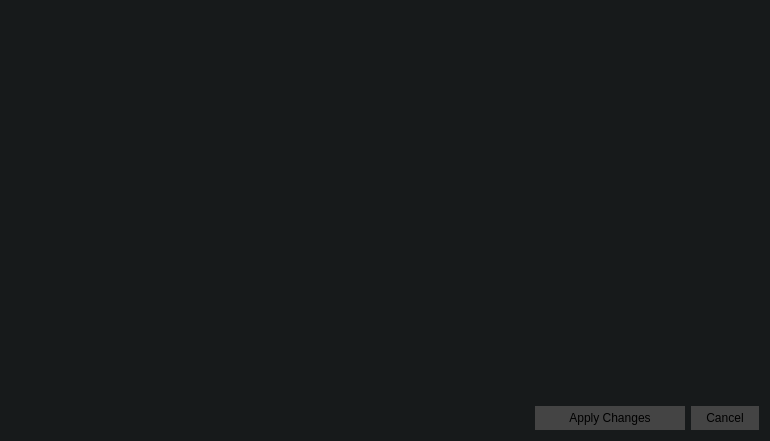
jahshaka/Studio, file src/dialogs/preferencesdialog.ui: the form before one commit.
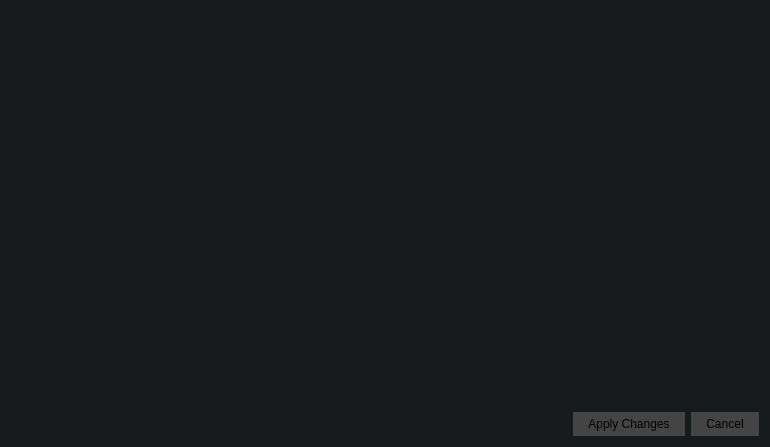
The form after the commit. Icons and pictures are not drawn.

```diff
--- a/src/dialogs/preferencesdialog.ui
+++ b/src/dialogs/preferencesdialog.ui
@@ -7,7 +7,7 @@
     <x>0</x>
     <y>0</y>
     <width>770</width>
-    <height>441</height>
+    <height>447</height>
    </rect>
   </property>
   <property name="windowTitle">
@@ -83,22 +83,6 @@
           <verstretch>0</verstretch>
          </sizepolicy>
         </property>
-        <property name="minimumSize">
-         <size>
-          <width>150</width>
-          <height>0</height>
-         </size>
-        </property>
-        <property name="maximumSize">
-         <size>
-          <width>90</width>
-          <height>16777215</height>
-         </size>
-        </property>
-        <property name="styleSheet">
-         <string notr="true">background-image: url(:/images/sidepanelimage_info.jpg);
-</string>
-        </property>
         <property name="text">
          <string>Apply Changes</string>
         </property>
```
Left out of the diff: 22 changed lines with no effect on the pictures.
